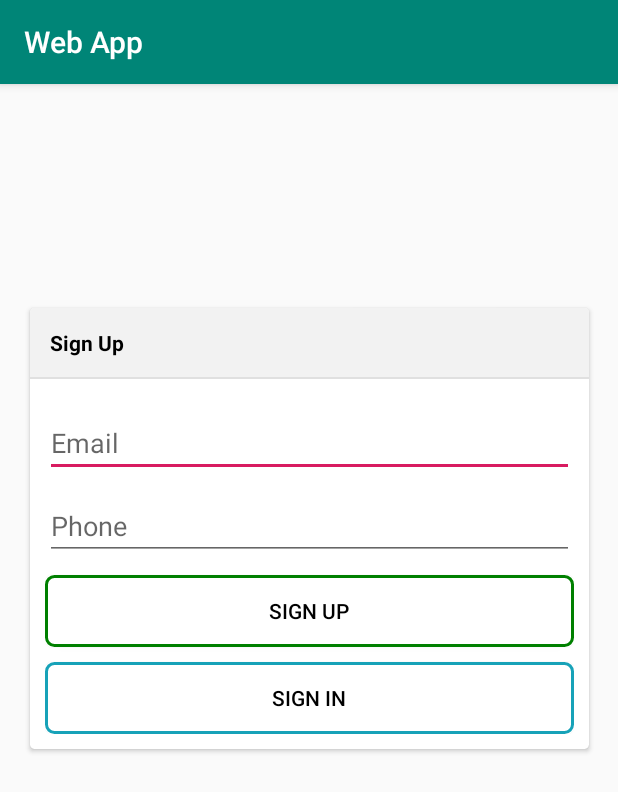
After one commit to ngangavic/Test-App, an Android app: the RegisterActivity screen opened directly, with no data from a screen before it, on a phone screen of 412 x 824 dp. The commit adds this screen. Shown: the top 792 px of the screen. Run offline under Robolectric (Android 15) with nearby library versions, the phone set to English and light mode, and no system bars.

Commit message:
register UI

```diff
--- a/app/src/main/AndroidManifest.xml
+++ b/app/src/main/AndroidManifest.xml
@@ -12,7 +12,8 @@
         android:roundIcon="@mipmap/ic_launcher_round"
         android:supportsRtl="true"
         android:theme="@style/AppTheme">
-        <activity android:name=".LoginActivity"></activity>
+        <activity android:name=".RegisterActivity"></activity>
+        <activity android:name=".LoginActivity" />
         <activity android:name=".MainActivity">
             <intent-filter>
                 <action android:name="android.intent.action.MAIN" />
--- a/app/src/main/java/com/ngangavictor/testapp/LoginActivity.kt
+++ b/app/src/main/java/com/ngangavictor/testapp/LoginActivity.kt
@@ -1,12 +1,21 @@
 package com.ngangavictor.testapp
 
+import android.content.Intent
 import androidx.appcompat.app.AppCompatActivity
 import android.os.Bundle
+import android.widget.Button
 
 class LoginActivity : AppCompatActivity() {
+
+    lateinit var buttonSignUp:Button
 
     override fun onCreate(savedInstanceState: Bundle?) {
         super.onCreate(savedInstanceState)
         setContentView(R.layout.activity_login)
+        buttonSignUp=findViewById(R.id.buttonSignUp)
+
+        buttonSignUp.setOnClickListener {
+            startActivity(Intent(applicationContext,RegisterActivity::class.java))
+        }
     }
 }
--- /dev/null
+++ b/app/src/main/java/com/ngangavictor/testapp/RegisterActivity.kt
@@ -0,0 +1,12 @@
+package com.ngangavictor.testapp
+
+import androidx.appcompat.app.AppCompatActivity
+import android.os.Bundle
+
+class RegisterActivity : AppCompatActivity() {
+
+    override fun onCreate(savedInstanceState: Bundle?) {
+        super.onCreate(savedInstanceState)
+        setContentView(R.layout.activity_register)
+    }
+}
--- /dev/null
+++ b/app/src/main/res/layout/activity_register.xml
@@ -0,0 +1,96 @@
+<?xml version="1.0" encoding="utf-8"?>
+<androidx.constraintlayout.widget.ConstraintLayout xmlns:android="http://schemas.android.com/apk/res/android"
+    xmlns:app="http://schemas.android.com/apk/res-auto"
+    xmlns:tools="http://schemas.android.com/tools"
+    android:layout_width="match_parent"
+    android:layout_height="match_parent"
+    android:padding="10dp"
+    tools:context=".RegisterActivity">
+
+    <androidx.cardview.widget.CardView
+        android:layout_width="match_parent"
+        android:layout_height="wrap_content"
+        android:layout_marginStart="10dp"
+        android:layout_marginLeft="10dp"
+        android:layout_marginTop="100dp"
+        android:layout_marginEnd="9dp"
+        android:layout_marginRight="9dp"
+        android:layout_marginBottom="276dp"
+        app:cardBackgroundColor="#ffffff"
+        app:cardCornerRadius="3dp"
+        app:cardMaxElevation="7dp"
+        app:layout_constraintBottom_toBottomOf="parent"
+        app:layout_constraintEnd_toEndOf="parent"
+        app:layout_constraintStart_toStartOf="parent"
+        app:layout_constraintTop_toTopOf="parent">
+
+        <LinearLayout
+            android:layout_width="match_parent"
+            android:layout_height="match_parent"
+            android:orientation="vertical">
+
+            <TextView
+                android:id="@+id/textView"
+                android:layout_width="match_parent"
+                android:layout_height="wrap_content"
+                android:background="#f2f2f2"
+                android:gravity="start"
+                android:padding="13dp"
+                android:text="Sign Up"
+                android:textAlignment="textStart"
+                android:textColor="#000000"
+                android:textStyle="bold" />
+
+            <View
+                android:id="@+id/divider"
+                android:layout_width="match_parent"
+                android:layout_height="1dp"
+                android:background="?android:attr/listDivider" />
+
+            <LinearLayout
+                android:layout_width="match_parent"
+                android:layout_height="match_parent"
+                android:padding="10dp"
+                android:orientation="vertical">
+
+                <EditText
+                    android:id="@+id/editTextEmail"
+                    android:layout_width="match_parent"
+                    android:layout_height="wrap_content"
+                    android:layout_marginTop="10dp"
+                    android:ems="10"
+                    android:hint="Email"
+                    android:inputType="textEmailAddress" />
+
+                <EditText
+                    android:id="@+id/editTextPhone"
+                    android:layout_width="match_parent"
+                    android:layout_height="wrap_content"
+                    android:layout_marginTop="10dp"
+                    android:ems="10"
+                    android:hint="Phone"
+                    android:inputType="phone" />
+
+                <Button
+                    android:layout_marginTop="10dp"
+                    android:id="@+id/buttonSignUp"
+                    android:background="@drawable/green_button"
+                    android:layout_width="match_parent"
+                    android:layout_height="wrap_content"
+                    android:textColor="#000"
+                    android:text="Sign Up" />
+
+                <Button
+                    android:layout_marginTop="10dp"
+                    android:id="@+id/buttonSignIn"
+                    android:layout_width="match_parent"
+                    android:layout_height="wrap_content"
+                    android:textColor="#000"
+                    android:background="@drawable/blue_button"
+                    android:text="Sign In" />
+            </LinearLayout>
+
+        </LinearLayout>
+    </androidx.cardview.widget.CardView>
+
+</androidx.constraintlayout.widget.ConstraintLayout>
```
